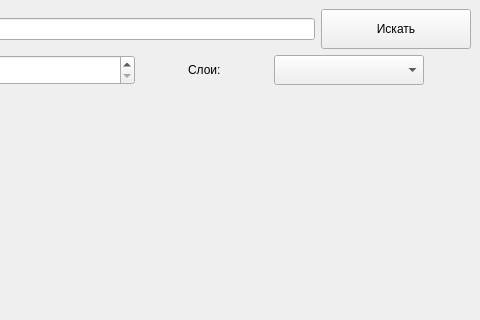
Old version of the form design.ui in the repository Shubarin/maps_api; both pictures show x 228 to 708 and y 0 to 320 of the 708 by 542 pixel window.
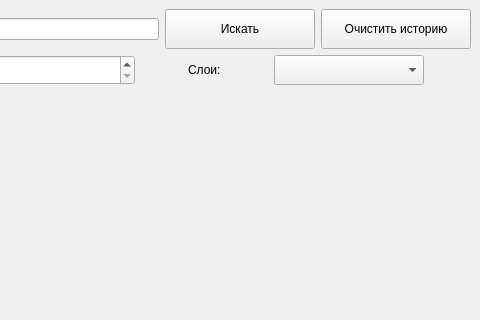
New version of the form.

Commit message: add clean arrows point

The edit to the form file:
```diff
--- a/design.ui
+++ b/design.ui
@@ -112,6 +112,25 @@
           </property>
          </widget>
         </item>
+        <item>
+         <widget class="QPushButton" name="clean">
+          <property name="sizePolicy">
+           <sizepolicy hsizetype="Maximum" vsizetype="Maximum">
+            <horstretch>0</horstretch>
+            <verstretch>0</verstretch>
+           </sizepolicy>
+          </property>
+          <property name="minimumSize">
+           <size>
+            <width>150</width>
+            <height>40</height>
+           </size>
+          </property>
+          <property name="text">
+           <string>Очистить историю</string>
+          </property>
+         </widget>
+        </item>
        </layout>
       </item>
       <item row="4" column="0">
```
The commit also changes 1 other file.
